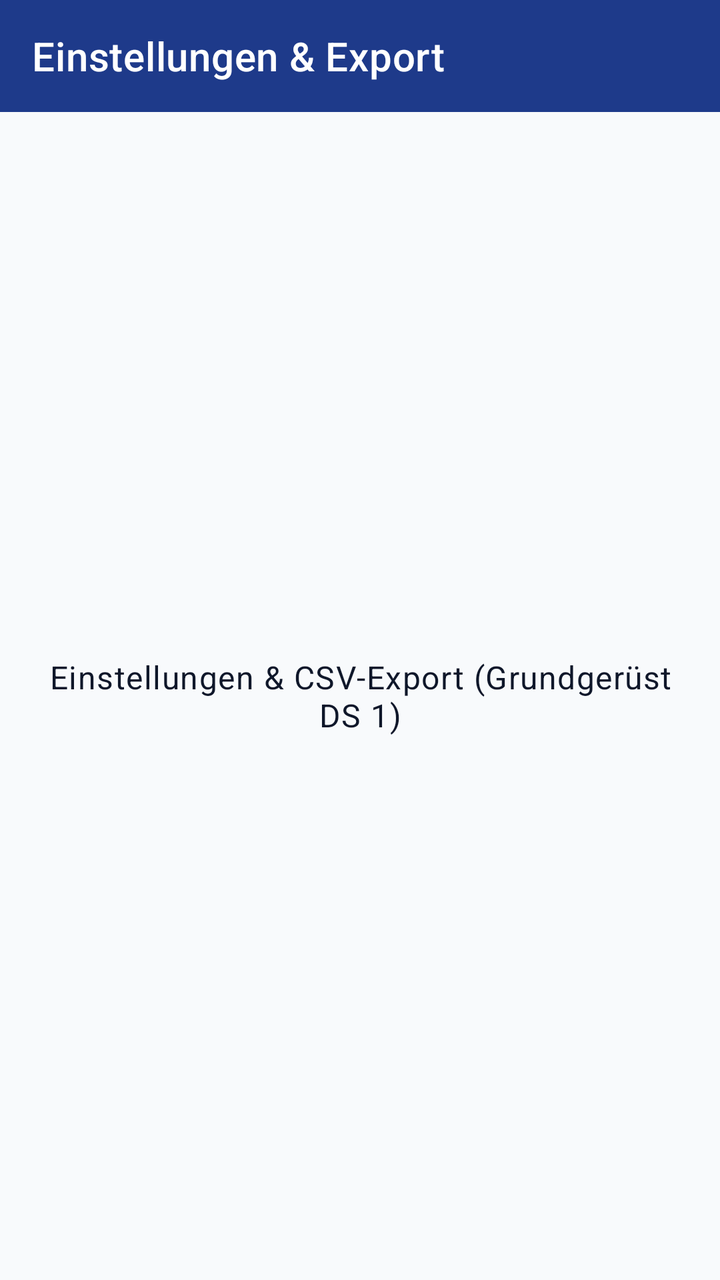
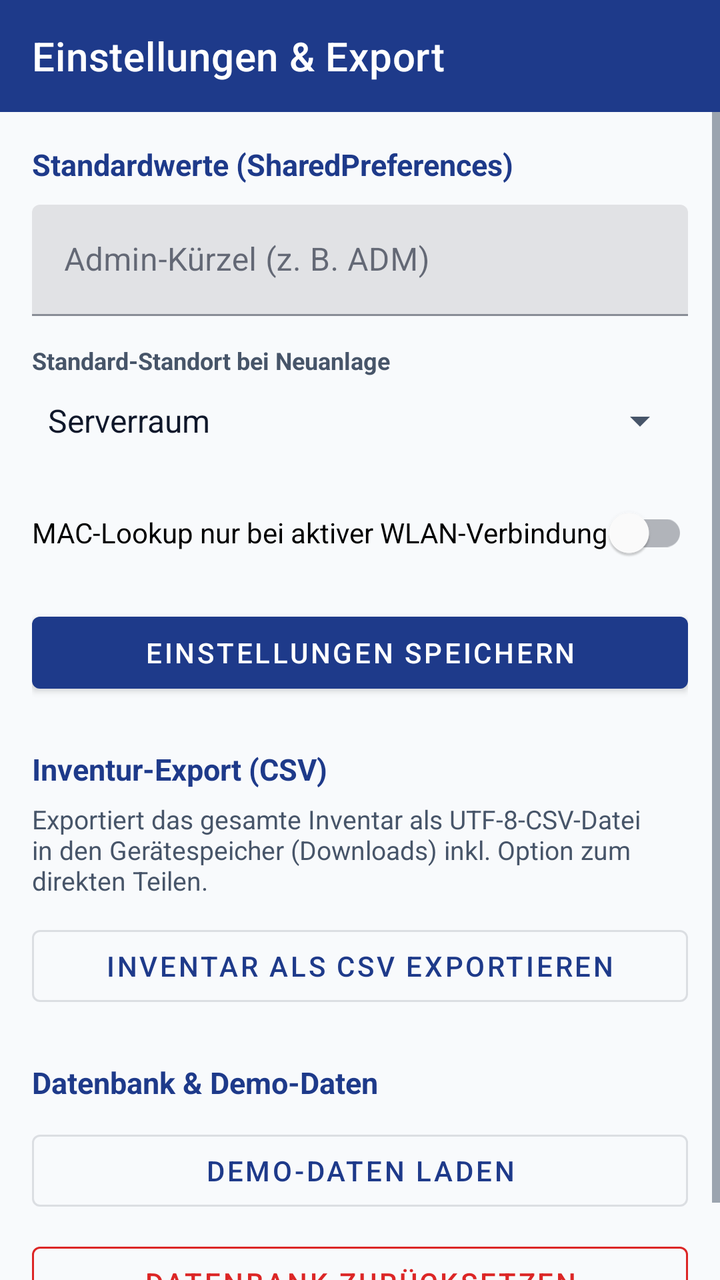

Before-and-after screenshots of an Android layout around one commit, followed by the original layout XML and the change that was made.
<!-- AndroidManifest.xml: application theme Theme.RackVault -->
<!-- res/layout/activity_settings.xml -->
<?xml version="1.0" encoding="utf-8"?>
<LinearLayout xmlns:android="http://schemas.android.com/apk/res/android"
    xmlns:app="http://schemas.android.com/apk/res-auto"
    android:layout_width="match_parent"
    android:layout_height="match_parent"
    android:orientation="vertical">

    <com.google.android.material.appbar.MaterialToolbar
        android:id="@+id/toolbar"
        android:layout_width="match_parent"
        android:layout_height="?attr/actionBarSize"
        android:background="?attr/colorPrimary"
        app:title="@string/title_settings"
        app:titleTextColor="?attr/colorOnPrimary" />

    <TextView
        android:id="@+id/tvPlaceholder"
        android:layout_width="match_parent"
        android:layout_height="0dp"
        android:layout_weight="1"
        android:gravity="center"
        android:padding="24dp"
        android:text="@string/placeholder_settings"
        android:textAppearance="?attr/textAppearanceBody1" />

</LinearLayout>
<!-- resources referenced by this layout -->
<resources>
  <string name="placeholder_settings">Einstellungen &amp; CSV-Export (Grundgerüst DS 1)</string>
  <string name="title_settings">Einstellungen &amp; Export</string>
  <style name="Theme.RackVault" parent="Theme.MaterialComponents.DayNight.NoActionBar">
          <item name="colorPrimary">@color/primary_blue</item>
          <item name="colorPrimaryVariant">@color/primary_blue_dark</item>
          <item name="colorOnPrimary">@color/on_primary</item>
  
          <item name="colorSecondary">@color/primary_blue_light</item>
          <item name="colorSecondaryVariant">@color/secondary_slate</item>
          <item name="colorOnSecondary">@color/on_primary</item>
  
          <item name="android:colorBackground">@color/surface_background</item>
          <item name="colorSurface">@color/surface_card</item>
          <item name="colorOnSurface">@color/text_primary</item>
          <item name="android:textColorPrimary">@color/text_primary</item>
          <item name="android:textColorSecondary">@color/text_secondary</item>
  
          <item name="android:statusBarColor">@color/primary_blue_dark</item>
      </style>
  <color name="primary_blue">#1E3A8A</color>
  <color name="primary_blue_dark">#172554</color>
  <color name="on_primary">#FFFFFF</color>
  <color name="primary_blue_light">#2563EB</color>
  <color name="secondary_slate">#334155</color>
  <color name="surface_background">#F8FAFC</color>
  <color name="surface_card">#FFFFFF</color>
  <color name="text_primary">#0F172A</color>
  <color name="text_secondary">#475569</color>
</resources>

<!-- the commit's change to res/layout/activity_settings.xml (unified diff, before → after) -->
@@ -1,8 +1,10 @@
 <?xml version="1.0" encoding="utf-8"?>
 <LinearLayout xmlns:android="http://schemas.android.com/apk/res/android"
     xmlns:app="http://schemas.android.com/apk/res-auto"
+    android:id="@+id/rootSettings"
     android:layout_width="match_parent"
     android:layout_height="match_parent"
+    android:background="?android:attr/colorBackground"
     android:orientation="vertical">
 
     <com.google.android.material.appbar.MaterialToolbar
@@ -10,17 +12,131 @@
         android:layout_width="match_parent"
         android:layout_height="?attr/actionBarSize"
         android:background="?attr/colorPrimary"
+        app:navigationIconTint="?attr/colorOnPrimary"
         app:title="@string/title_settings"
         app:titleTextColor="?attr/colorOnPrimary" />
 
-    <TextView
-        android:id="@+id/tvPlaceholder"
+    <ScrollView
         android:layout_width="match_parent"
         android:layout_height="0dp"
         android:layout_weight="1"
-        android:gravity="center"
-        android:padding="24dp"
-        android:text="@string/placeholder_settings"
-        android:textAppearance="?attr/textAppearanceBody1" />
+        android:fillViewport="true">
+
+        <LinearLayout
+            android:layout_width="match_parent"
+            android:layout_height="wrap_content"
+            android:orientation="vertical"
+            android:padding="16dp">
+
+            
+            <TextView
+                android:layout_width="match_parent"
+                android:layout_height="wrap_content"
+                android:text="@string/section_defaults_title"
+                android:textColor="?attr/colorPrimary"
+                android:textSize="15sp"
+                android:textStyle="bold" />
+
+            <com.google.android.material.textfield.TextInputLayout
+                android:layout_width="match_parent"
+                android:layout_height="wrap_content"
+                android:layout_marginTop="10dp"
+                android:hint="@string/hint_admin_code">
+
+                <com.google.android.material.textfield.TextInputEditText
+                    android:id="@+id/etAdminCode"
+                    android:layout_width="match_parent"
+                    android:layout_height="wrap_content"
+                    android:inputType="textCapCharacters"
+                    android:maxLines="1" />
+
+            </com.google.android.material.textfield.TextInputLayout>
+
+            <TextView
+                android:layout_width="wrap_content"
+                android:layout_height="wrap_content"
+                android:layout_marginTop="14dp"
+                android:text="@string/label_default_location"
+                android:textColor="?android:attr/textColorSecondary"
+                android:textSize="12sp"
+                android:textStyle="bold" />
+
+            <Spinner
+                android:id="@+id/spDefaultLocation"
+                android:layout_width="match_parent"
+                android:layout_height="44dp"
+                android:entries="@array/locations_array" />
+
+            <com.google.android.material.switchmaterial.SwitchMaterial
+                android:id="@+id/swWifiOnlyLookup"
+                android:layout_width="match_parent"
+                android:layout_height="wrap_content"
+                android:layout_marginTop="10dp"
+                android:text="@string/switch_wifi_only_label" />
+
+            <com.google.android.material.button.MaterialButton
+                android:id="@+id/btnSaveSettings"
+                android:layout_width="match_parent"
+                android:layout_height="wrap_content"
+                android:layout_marginTop="12dp"
+                android:text="@string/btn_save_settings" />
+
+            
+            <TextView
+                android:layout_width="match_parent"
+                android:layout_height="wrap_content"
+                android:layout_marginTop="24dp"
+                android:text="@string/section_export_title"
+                android:textColor="?attr/colorPrimary"
+                android:textSize="15sp"
+                android:textStyle="bold" />
+
+            <TextView
+                android:layout_width="match_parent"
+                android:layout_height="wrap_content"
+                android:layout_marginTop="6dp"
+                android:text="@string/export_description"
+                android:textColor="?android:attr/textColorSecondary"
+                android:textSize="13sp" />
+
+            <com.google.android.material.button.MaterialButton
+                android:id="@+id/btnExportCsv"
+                style="@style/Widget.MaterialComponents.Button.OutlinedButton"
+                android:layout_width="match_parent"
+                android:layout_height="wrap_content"
+                android:layout_marginTop="10dp"
+                android:text="@string/btn_export_csv" />
+
+            
+            <TextView
+                android:layout_width="match_parent"
+                android:layout_height="wrap_content"
+                android:layout_marginTop="24dp"
+                android:text="@string/section_maintenance_title"
+                android:textColor="?attr/colorPrimary"
+                android:textSize="15sp"
+                android:textStyle="bold" />
+
+            <com.google.android.material.button.MaterialButton
+                android:id="@+id/btnLoadDemoData"
+                style="@style/Widget.MaterialComponents.Button.OutlinedButton"
+                android:layout_width="match_parent"
+                android:layout_height="wrap_content"
+                android:layout_marginTop="10dp"
+                android:text="@string/btn_load_demo_data" />
+
+            <com.google.android.material.button.MaterialButton
+                android:id="@+id/btnResetDatabase"
+                style="@style/Widget.MaterialComponents.Button.OutlinedButton"
+                android:layout_width="match_parent"
+                android:layout_height="wrap_content"
+                android:layout_marginTop="8dp"
+                android:text="@string/btn_reset_database"
+                android:textColor="@color/status_defect_text"
+                app:strokeColor="@color/status_defect_text" />
+
+        </LinearLayout>
+
+    </ScrollView>
 
 </LinearLayout>
<!-- resource entries referenced after the edit -->
@@ -1,6 +1,24 @@
 <!-- resources referenced by this layout -->
 <resources>
-  <string name="placeholder_settings">Einstellungen &amp; CSV-Export (Grundgerüst DS 1)</string>
+  <string-array name="locations_array">
+          <item>Serverraum</item>
+          <item>Lager</item>
+          <item>Büro IT</item>
+          <item>Schulungsraum</item>
+          <item>Raum B102</item>
+      </string-array>
+  <color name="status_defect_text">#DC2626</color>
+  <string name="btn_export_csv">Inventar als CSV exportieren</string>
+  <string name="btn_load_demo_data">Demo-Daten laden</string>
+  <string name="btn_reset_database">Datenbank zurücksetzen</string>
+  <string name="btn_save_settings">Einstellungen speichern</string>
+  <string name="export_description">Exportiert das gesamte Inventar als UTF-8-CSV-Datei in den Gerätespeicher (Downloads) inkl. Option zum direkten Teilen.</string>
+  <string name="hint_admin_code">Admin-Kürzel (z. B. ADM)</string>
+  <string name="label_default_location">Standard-Standort bei Neuanlage</string>
+  <string name="section_defaults_title">Standardwerte (SharedPreferences)</string>
+  <string name="section_export_title">Inventur-Export (CSV)</string>
+  <string name="section_maintenance_title">Datenbank &amp; Demo-Daten</string>
+  <string name="switch_wifi_only_label">MAC-Lookup nur bei aktiver WLAN-Verbindung</string>
   <string name="title_settings">Einstellungen &amp; Export</string>
   <style name="Theme.RackVault" parent="Theme.MaterialComponents.DayNight.NoActionBar">
           <item name="colorPrimary">@color/primary_blue</item>
